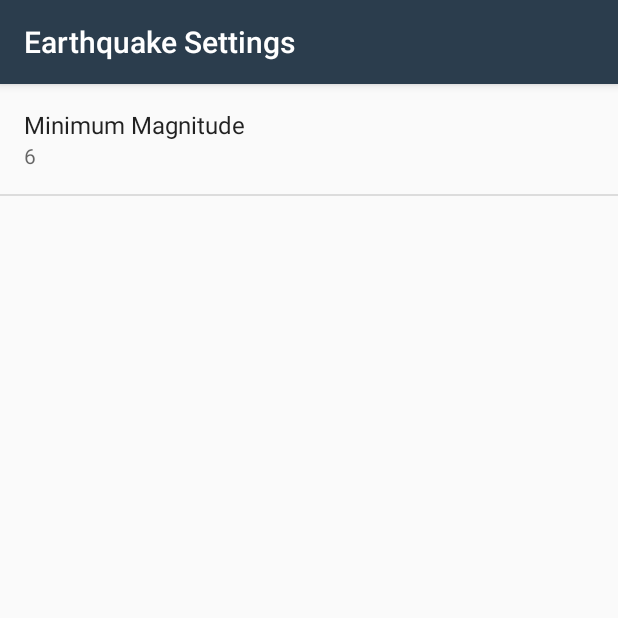
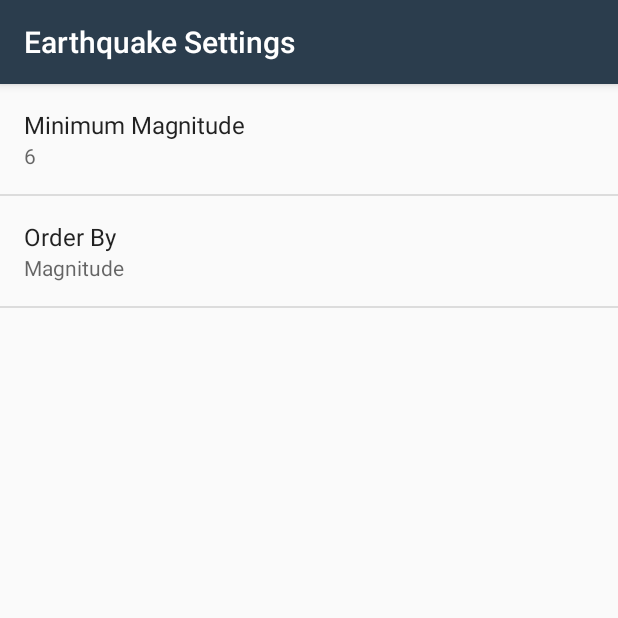
Before and after one commit to sanjaynath/QuakeReport, an Android app: the screen it shows after launch (SettingsActivity), after a tap on "Settings", on a phone screen of 412 x 824 dp, the top half of it. Run offline under Robolectric (Android 15) with nearby library versions, the phone set to English and light mode, and no system bars.

Commit message:
clean up code

```diff
--- a/app/src/main/java/com/example/android/quakereport/EarthquakeActivity.java
+++ b/app/src/main/java/com/example/android/quakereport/EarthquakeActivity.java
@@ -43,22 +43,22 @@ import java.util.List;
 public class EarthquakeActivity extends AppCompatActivity implements LoaderManager.LoaderCallbacks<List<Earthquake>> {
 
 
+    public static final String LOG_TAG = EarthquakeActivity.class.getName();
+    public static final String USGS_REQUEST_URL = "https://earthquake.usgs.gov/fdsnws/event/1/query";
     /**
      * Constant value for the earthquake loader ID. We can choose any integer.
      * This really only comes into play if you're using multiple loaders.
      */
     private static final int EARTHQUAKE_LOADER_ID = 1;
-
-    public static final String LOG_TAG = EarthquakeActivity.class.getName();
-    public static final String USGS_REQUEST_URL = "https://earthquake.usgs.gov/fdsnws/event/1/query";
-    /** Adapter for the list of earthquakes */
+    /**
+     * Adapter for the list of earthquakes
+     */
     private EarthquakeAdapter adapter;
 
-    /** TextView that is displayed when the list is empty */
+    /**
+     * TextView that is displayed when the list is empty
+     */
     private TextView mEmptyStateTextView;
-
-
-
 
 
     @Override
@@ -67,13 +67,20 @@ public class EarthquakeActivity extends AppCompatActivity implements LoaderManag
         String minMagnitude = sharedPrefs.getString(
                 getString(R.string.settings_min_magnitude_key),
                 getString(R.string.settings_min_magnitude_default));
+
+        String orderBy = sharedPrefs.getString(
+                getString(R.string.settings_order_by_key),
+                getString(R.string.settings_order_by_default)
+        );
+
+
         Uri baseUri = Uri.parse(USGS_REQUEST_URL);
         Uri.Builder uriBuilder = baseUri.buildUpon();
 
         uriBuilder.appendQueryParameter("format", "geojson");
         uriBuilder.appendQueryParameter("limit", "10");
         uriBuilder.appendQueryParameter("minmag", minMagnitude);
-        uriBuilder.appendQueryParameter("orderby", "time");
+        uriBuilder.appendQueryParameter("orderby", orderBy);
 
         return new EarthquakeLoader(this, uriBuilder.toString());
 
@@ -107,12 +114,10 @@ public class EarthquakeActivity extends AppCompatActivity implements LoaderManag
     }
 
 
-
     @Override
     protected void onCreate(Bundle savedInstanceState) {
         super.onCreate(savedInstanceState);
         setContentView(R.layout.earthquake_activity);
-
 
 
         // Find a reference to the {@link ListView} in the layout
@@ -125,9 +130,9 @@ public class EarthquakeActivity extends AppCompatActivity implements LoaderManag
         // so the list can be populated in the user interface
         earthquakeListView.setAdapter(adapter);
 
+        //Set empty view for list view
         mEmptyStateTextView = (TextView) findViewById(R.id.empty_view);
         earthquakeListView.setEmptyView(mEmptyStateTextView);
-
 
 
         // Set an item click listener on the ListView, which sends an intent to a web browser
@@ -164,12 +169,12 @@ public class EarthquakeActivity extends AppCompatActivity implements LoaderManag
             // the bundle. Pass in this activity for the LoaderCallbacks parameter (which is valid
             // because this activity implements the LoaderCallbacks interface).
             loaderManager.initLoader(EARTHQUAKE_LOADER_ID, null, this);
+
         } else {
             // Otherwise, display error
             // First, hide loading indicator so error message will be visible
             View loadingIndicator = findViewById(R.id.loading_indicator);
             loadingIndicator.setVisibility(View.GONE);
-
             // Update empty state with no connection error message
             mEmptyStateTextView.setText("No Internet Connection");
         }
--- a/app/src/main/java/com/example/android/quakereport/SettingsActivity.java
+++ b/app/src/main/java/com/example/android/quakereport/SettingsActivity.java
@@ -2,6 +2,7 @@ package com.example.android.quakereport;
 
 import android.content.SharedPreferences;
 import android.os.Bundle;
+import android.preference.ListPreference;
 import android.preference.Preference;
 import android.preference.PreferenceFragment;
 import android.preference.PreferenceManager;
@@ -25,12 +26,24 @@ public class SettingsActivity extends AppCompatActivity {
 
             Preference minMagnitude = findPreference(getString(R.string.settings_min_magnitude_key));
             bindPreferenceSummaryToValue(minMagnitude);
+
+            Preference orderBy = findPreference(getString(R.string.settings_order_by_key));
+            bindPreferenceSummaryToValue(orderBy);
         }
 
         @Override
         public boolean onPreferenceChange(Preference preference, Object value) {
             String stringValue = value.toString();
-            preference.setSummary(stringValue);
+            if (preference instanceof ListPreference) {
+                ListPreference listPreference = (ListPreference) preference;
+                int prefIndex = listPreference.findIndexOfValue(stringValue);
+                if (prefIndex >= 0) {
+                    CharSequence[] labels = listPreference.getEntries();
+                    preference.setSummary(labels[prefIndex]);
+                }
+            } else {
+                preference.setSummary(stringValue);
+            }
             return true;
         }
 
--- /dev/null
+++ b/app/src/main/res/values/arrays.xml
@@ -0,0 +1,12 @@
+<?xml version="1.0" encoding="utf-8"?>
+<resources>
+    <string-array name="settings_order_by_labels">
+        <item>@string/settings_order_by_magnitude_label</item>
+        <item>@string/settings_order_by_most_recent_label</item>
+    </string-array>
+
+    <string-array name="settings_order_by_values">
+        <item>@string/settings_order_by_magnitude_value</item>
+        <item>@string/settings_order_by_most_recent_value</item>
+    </string-array>
+</resources>
--- a/app/src/main/res/values/strings.xml
+++ b/app/src/main/res/values/strings.xml
@@ -26,4 +26,19 @@
     <string name="settings_min_magnitude_key" translatable="false">min_magnitude</string>
     <string name="settings_min_magnitude_default" translatable="false">6</string>
 
+
+
+    <!-- Strings For Order-By Preference [CHAR LIMIT=30] -->
+    <string name="settings_order_by_label">Order By</string>
+    <string name="settings_order_by_key" translatable="false">order_by</string>
+    <string name="settings_order_by_default" translatable="false">@string/settings_order_by_magnitude_value</string>
+
+    <!-- Label for order-by magnitude option [CHAR LIMIT=20] -->
+    <string name="settings_order_by_magnitude_label">Magnitude</string>
+    <string name="settings_order_by_magnitude_value" translatable="false">magnitude</string>
+
+    <!-- Label for order-by most recent option [CHAR LIMIT=20] -->
+    <string name="settings_order_by_most_recent_label">Most Recent</string>
+    <string name="settings_order_by_most_recent_value" translatable="false">time</string>
+
 </resources>
--- a/app/src/main/res/xml/settings_main.xml
+++ b/app/src/main/res/xml/settings_main.xml
@@ -1,6 +1,5 @@
 <?xml version="1.0" encoding="utf-8"?>
-<PreferenceScreen
-    xmlns:android="http://schemas.android.com/apk/res/android"
+<PreferenceScreen xmlns:android="http://schemas.android.com/apk/res/android"
     android:title="@string/settings_title">
 
     <EditTextPreference
@@ -10,4 +9,12 @@
         android:selectAllOnFocus="true"
         android:title="@string/settings_min_magnitude_label" />
 
+    <ListPreference
+        android:defaultValue="@string/settings_order_by_default"
+        android:entries="@array/settings_order_by_labels"
+        android:entryValues="@array/settings_order_by_values"
+        android:key="@string/settings_order_by_key"
+        android:title="@string/settings_order_by_label" />
+
+
 </PreferenceScreen>
```
Lines whose indentation alone changed are shown as unchanged.
